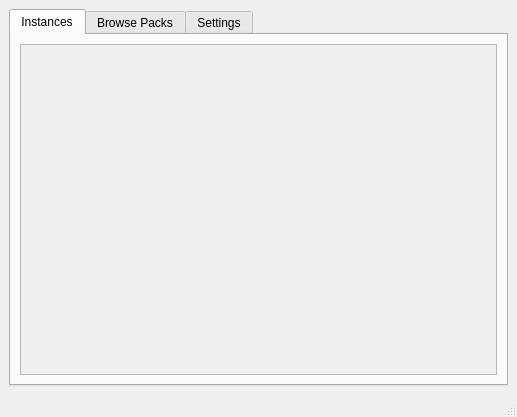
This is UI/MainWindow.ui in OpenMineMods/OpenMineMods as Qt 5 draws it before an edit. The edited form follows.
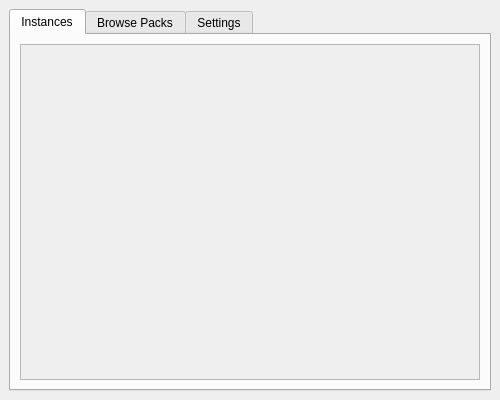
This is the edited form. Icons and pictures are not drawn.

What changed in the file:
```diff
--- a/UI/MainWindow.ui
+++ b/UI/MainWindow.ui
@@ -6,8 +6,8 @@
    <rect>
     <x>0</x>
     <y>0</y>
-    <width>517</width>
-    <height>417</height>
+    <width>500</width>
+    <height>400</height>
    </rect>
   </property>
   <property name="windowTitle">
@@ -42,8 +42,8 @@
             <rect>
              <x>0</x>
              <y>0</y>
-             <width>475</width>
-             <height>292</height>
+             <width>458</width>
+             <height>301</height>
             </rect>
            </property>
            <layout class="QVBoxLayout" name="verticalLayout_4">
@@ -152,7 +152,6 @@
     </rect>
    </property>
   </widget>
-  <widget class="QStatusBar" name="statusbar"/>
  </widget>
  <resources/>
  <connections/>
```
Left out of the diff: 9 changed lines with no effect on the pictures.
